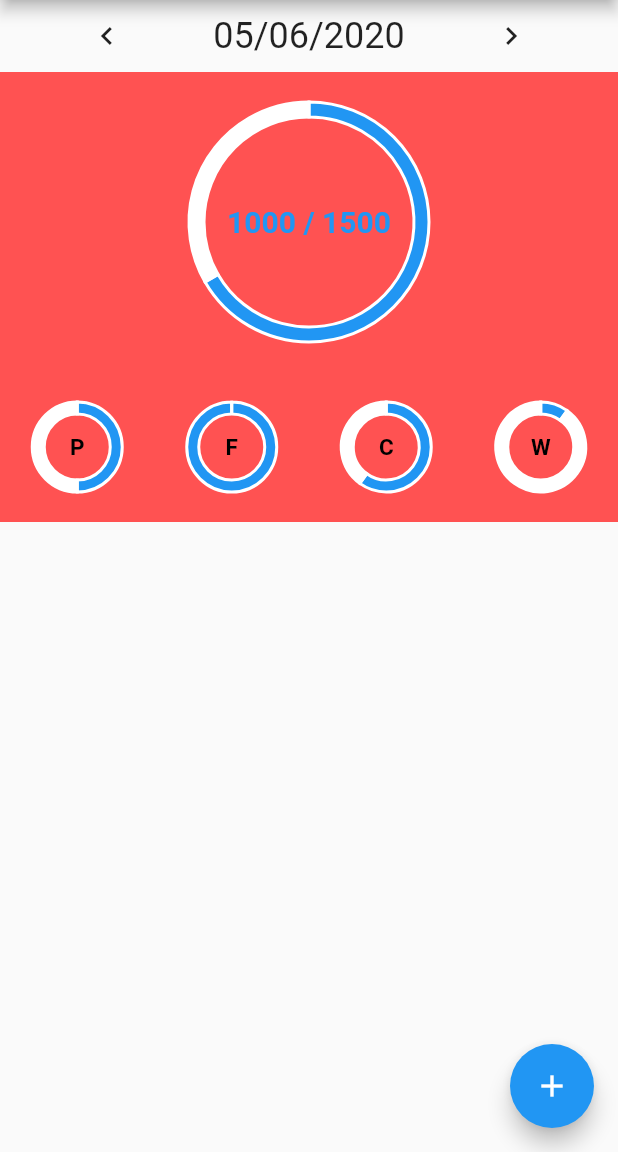
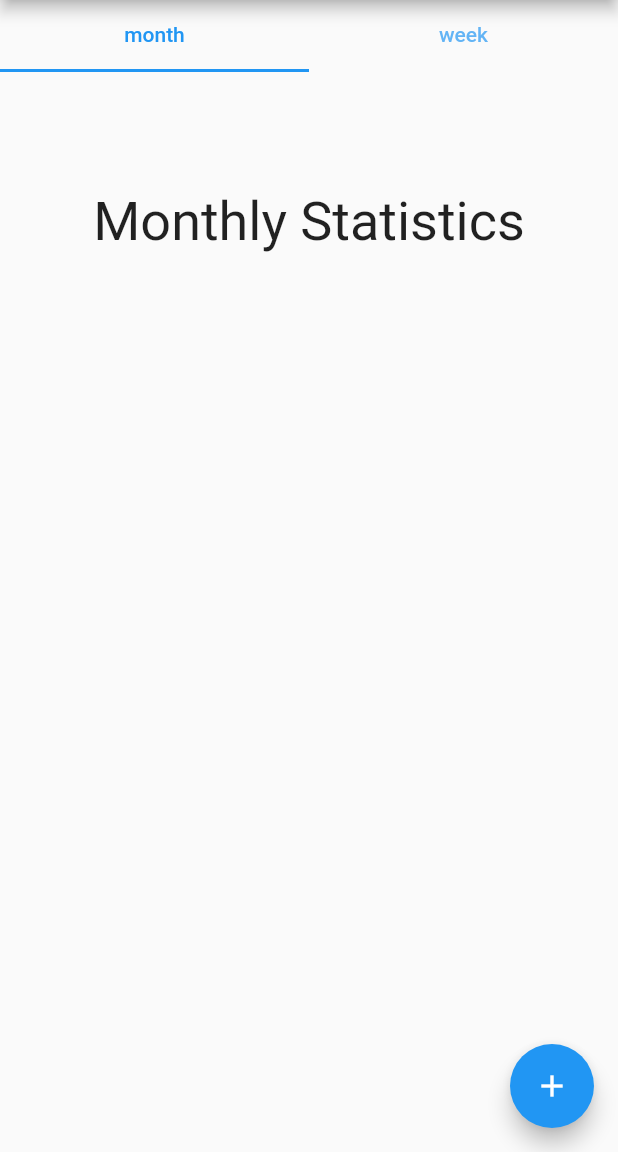
Before and after one commit to KatazzaHack/calorie_counting, a Flutter app: the screen it shows after launch, on a phone screen of 412 x 824 dp, the part 84-1236 px from its top. Run offline on Flutter 3.47's test engine with Material 2 defaults, Android fonts, the phone set to English and light mode, and no system bars; our stand-ins replace charts_flutter, sqflite; missing offline and left inert: protobuf; accounts and stored records are empty.

Commit message:
Introduce statistics page

```diff
--- a/lib/main.dart
+++ b/lib/main.dart
@@ -3,6 +3,7 @@ import 'package:flutter/material.dart';
 import 'package:logging/logging.dart';
 import 'gen/calorie_counting.pb.dart';
 import 'home_page.dart';
+import 'statistics_page.dart';
 
 void main() {
   Logger.root.level = Level.ALL; // defaults to Level.INFO
@@ -68,6 +69,9 @@ class _MyHomePageState extends State<MyHomePage> {
 
   void _onPageChanged(PageType pageType) {
     // TODO: Handle page change.
+//    if (pageType == PageType.statistics) {
+//
+//    }
     log.fine("_onPageChanged, now page = " + pageType.toString());
   }
 
@@ -79,9 +83,10 @@ class _MyHomePageState extends State<MyHomePage> {
       appBar: AppBar(
         title: const Text('Calorie Counting'),
       ),
-      body: HomePage(
-        onPageChanged: _onPageChanged,
-      ),
+//      body: HomePage(
+//        onPageChanged: _onPageChanged,
+//      ),
+      body: StatisticsPage(),
       floatingActionButton: FloatingActionButton(
         onPressed: () { _createDatabase(); },
         tooltip: 'Add dish',
--- /dev/null
+++ b/lib/statistics_page.dart
@@ -0,0 +1,54 @@
+import 'package:flutter/material.dart';
+
+class MonthlyStatistics extends StatelessWidget {
+  @override
+  Widget build(BuildContext context) {
+    return Center(
+      child: Text("Monthly Statistics", style: const TextStyle(fontSize: 36)),
+    );
+  }
+}
+
+class WeeklyStatistics extends StatelessWidget {
+  @override
+  Widget build(BuildContext context) {
+    return Center(
+      child: Text("Weekly Statistics", style: const TextStyle(fontSize: 36)),
+    );
+  }
+}
+
+class StatisticsPage extends StatefulWidget {
+  @override StatisticsPageState createState() => StatisticsPageState();
+}
+
+class StatisticsPageState extends State<StatisticsPage> {
+  final List<Tab> _monthVsWeekTabs = <Tab>[
+    Tab(text: "month"),
+    Tab(text: "week"),
+  ];
+
+  @override Widget build(BuildContext context) {
+    return DefaultTabController(
+      length: _monthVsWeekTabs.length,
+      child: Column(
+        children: <Widget>[
+          TabBar(
+            tabs: _monthVsWeekTabs,
+            labelColor: Colors.blue,
+          ),
+          Container(
+            // TODO: Put height that makes sense.
+            height: 200,
+            child: TabBarView(
+              children: _monthVsWeekTabs.map((Tab tab) {
+                final String label = tab.text.toLowerCase();
+                return label == "month" ? MonthlyStatistics() : WeeklyStatistics();
+              }).toList(),
+            ),
+          ),
+        ],
+      ),
+    );
+  }
+}
```
